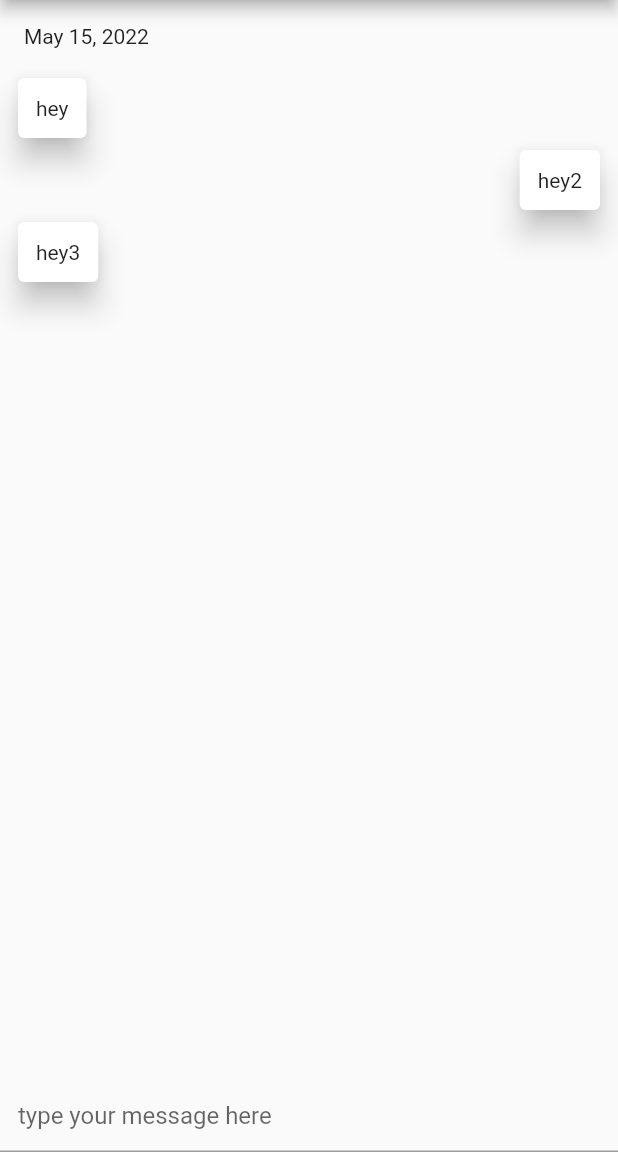
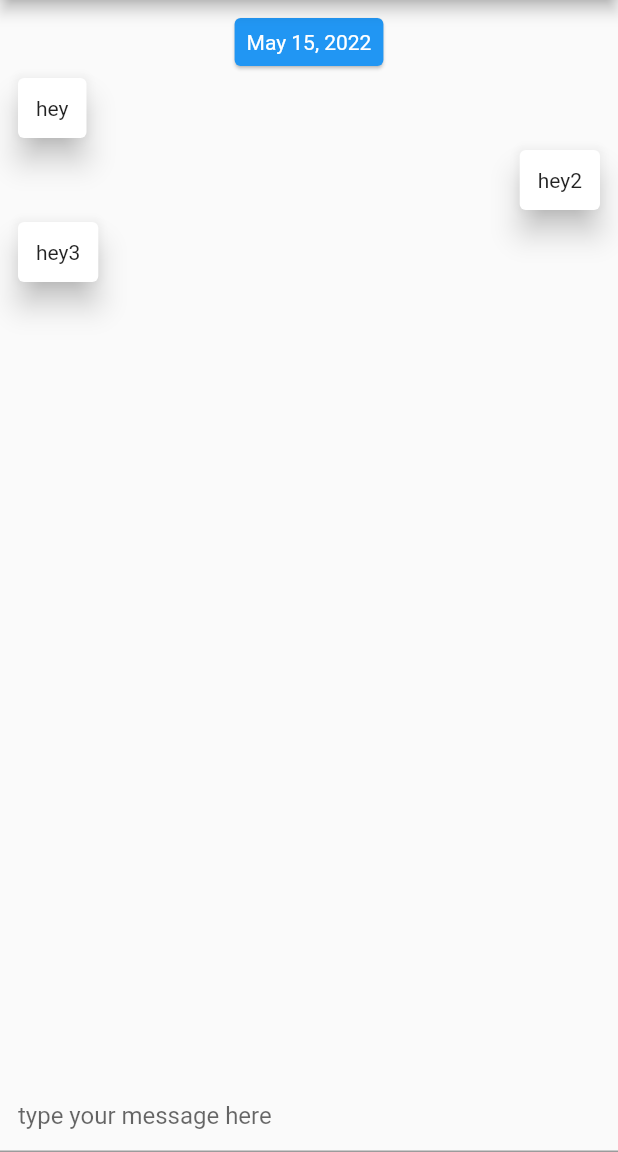
Before and after one commit to DulanWirajith/flutter_chat_ui, a Flutter app: the screen it shows after launch, on a phone screen of 412 x 824 dp, the part 84-1236 px from its top. Run offline on Flutter 3.47's test engine with Material 2 defaults, Android fonts, the phone set to English and light mode, and no system bars; drawn by our look-alikes of grouped_list.

Commit message:
group by date added. styles done

```diff
--- a/lib/main.dart
+++ b/lib/main.dart
@@ -62,9 +62,17 @@ class _MyHomePageState extends State<MyHomePage> {
                   message.date.year, message.date.month, message.date.day),
               groupHeaderBuilder: (Message message) => SizedBox(
                 height: 40,
-                child: Padding(
-                  padding: EdgeInsets.all(8),
-                  child: Text(DateFormat.yMMMd().format(message.date)),
+                child: Center(
+                  child: Card(
+                    color: Theme.of(context).primaryColor,
+                    child: Padding(
+                      padding: EdgeInsets.all(8),
+                      child: Text(
+                        DateFormat.yMMMd().format(message.date),
+                        style: const TextStyle(color: Colors.white),
+                      ),
+                    ),
+                  ),
                 ),
               ),
               itemBuilder: (context, Message message) => Align(
```
